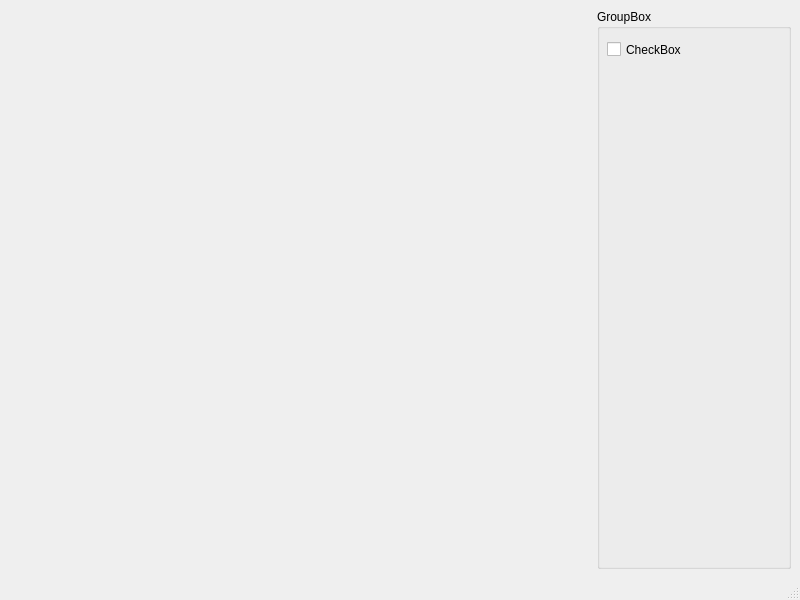
Before: the Qt Designer form mainwindow.ui in levadny/donstu_funcs_view, drawn with Qt 5.
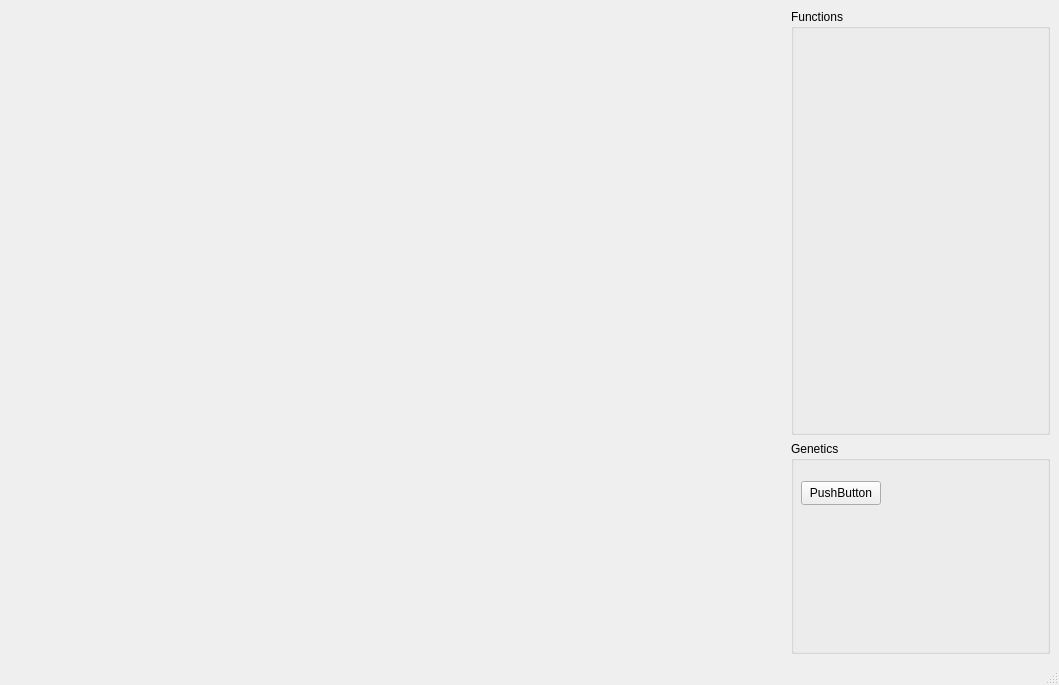
After: the same form once the commit is applied.

Commit message: feat: update groupbox for selecting functions

Patch:
```diff
--- a/mainwindow.ui
+++ b/mainwindow.ui
@@ -6,8 +6,8 @@
    <rect>
     <x>0</x>
     <y>0</y>
-    <width>800</width>
-    <height>600</height>
+    <width>1059</width>
+    <height>685</height>
    </rect>
   </property>
   <property name="windowTitle">
@@ -19,24 +19,35 @@
      <widget class="QWidget" name="wPlots" native="true"/>
     </item>
     <item>
-     <widget class="QGroupBox" name="gbPlots">
+     <layout class="QVBoxLayout" name="verticalLayout" stretch="2,1">
+      <item>
+       <widget class="QGroupBox" name="gbFuncs">
       <property name="title">
-       <string>GroupBox</string>
-      </property>
-      <widget class="QCheckBox" name="cbLine">
+         <string>Functions</string>
+        </property>
+       </widget>
+      </item>
+      <item>
+       <widget class="QGroupBox" name="groupBox_2">
+        <property name="title">
+         <string>Genetics</string>
+        </property>
+        <widget class="QPushButton" name="pbGeneticStep">
        <property name="geometry">
         <rect>
          <x>10</x>
-         <y>30</y>
-         <width>77</width>
-         <height>21</height>
+           <y>40</y>
+           <width>80</width>
+           <height>24</height>
         </rect>
        </property>
        <property name="text">
-        <string>CheckBox</string>
+          <string>PushButton</string>
        </property>
       </widget>
      </widget>
+      </item>
+     </layout>
     </item>
    </layout>
   </widget>
```
Left out of the diff: 4 changed lines with no effect on the pictures. Lines whose indentation alone changed are shown as unchanged. The commit also changes 2 other files.
